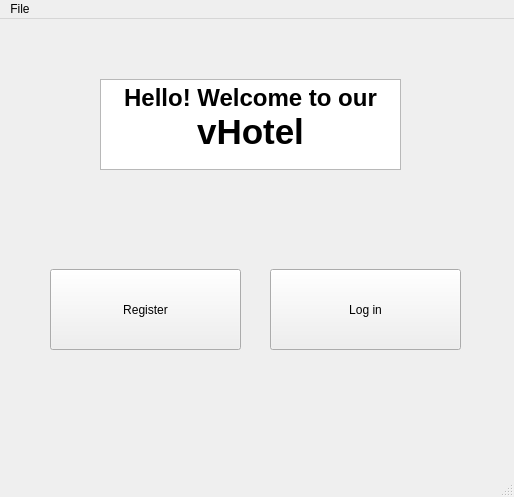
Old version of the form ОП/Final boss/vis_interface/l8.ui in the repository Xassie/bananas.
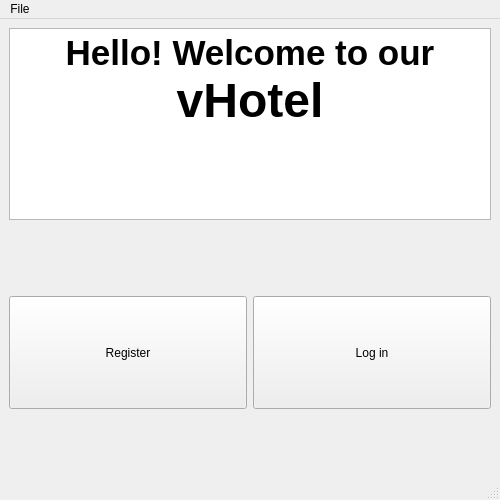
New version of the form.

```diff
--- a/ОП/Final boss/vis_interface/l8.ui
+++ b/ОП/Final boss/vis_interface/l8.ui
@@ -9,8 +9,8 @@
    <rect>
     <x>0</x>
     <y>0</y>
-    <width>514</width>
-    <height>497</height>
+    <width>500</width>
+    <height>500</height>
    </rect>
   </property>
   <property name="windowTitle">
@@ -20,56 +20,96 @@
    <property name="enabled">
     <bool>true</bool>
    </property>
-   <widget class="QTextBrowser" name="textBrowser">
-    <property name="geometry">
-     <rect>
-      <x>100</x>
-      <y>60</y>
-      <width>301</width>
-      <height>91</height>
-     </rect>
-    </property>
-    <property name="html">
-     <string>&lt;!DOCTYPE HTML PUBLIC &quot;-//W3C//DTD HTML 4.0//EN&quot; &quot;http://www.w3.org/TR/REC-html40/strict.dtd&quot;&gt;
+   <layout class="QGridLayout" name="gridLayout">
+    <item row="2" column="2" colspan="2">
+     <widget class="QPushButton" name="Login">
+      <property name="sizePolicy">
+       <sizepolicy hsizetype="Minimum" vsizetype="Expanding">
+        <horstretch>0</horstretch>
+        <verstretch>0</verstretch>
+       </sizepolicy>
+      </property>
+      <property name="sizeIncrement">
+       <size>
+        <width>0</width>
+        <height>0</height>
+       </size>
+      </property>
+      <property name="baseSize">
+       <size>
+        <width>0</width>
+        <height>0</height>
+       </size>
+      </property>
+      <property name="styleSheet">
+       <string notr="true">font: 23pt &quot;Narkisim&quot;;</string>
+      </property>
+      <property name="text">
+       <string>Log in</string>
+      </property>
+     </widget>
+    </item>
+    <item row="2" column="0" colspan="2">
+     <widget class="QPushButton" name="register_2">
+      <property name="sizePolicy">
+       <sizepolicy hsizetype="Minimum" vsizetype="Expanding">
+        <horstretch>0</horstretch>
+        <verstretch>0</verstretch>
+       </sizepolicy>
+      </property>
+      <property name="styleSheet">
+       <string notr="true">font: 23pt &quot;Narkisim&quot;;</string>
+      </property>
+      <property name="text">
+       <string>Register</string>
+      </property>
+     </widget>
+    </item>
+    <item row="1" column="1" colspan="2">
+     <spacer name="verticalSpacer_2">
+      <property name="orientation">
+       <enum>Qt::Vertical</enum>
+      </property>
+      <property name="sizeType">
+       <enum>QSizePolicy::Minimum</enum>
+      </property>
+      <property name="sizeHint" stdset="0">
+       <size>
+        <width>20</width>
+        <height>70</height>
+       </size>
+      </property>
+     </spacer>
+    </item>
+    <item row="3" column="1" colspan="2">
+     <spacer name="verticalSpacer_3">
+      <property name="orientation">
+       <enum>Qt::Vertical</enum>
+      </property>
+      <property name="sizeType">
+       <enum>QSizePolicy::Fixed</enum>
+      </property>
+      <property name="sizeHint" stdset="0">
+       <size>
+        <width>20</width>
+        <height>60</height>
+       </size>
+      </property>
+     </spacer>
+    </item>
+    <item row="0" column="0" colspan="4">
+     <widget class="QTextBrowser" name="WelcomeMessage">
+      <property name="html">
+       <string>&lt;!DOCTYPE HTML PUBLIC &quot;-//W3C//DTD HTML 4.0//EN&quot; &quot;http://www.w3.org/TR/REC-html40/strict.dtd&quot;&gt;
 &lt;html&gt;&lt;head&gt;&lt;meta name=&quot;qrichtext&quot; content=&quot;1&quot; /&gt;&lt;style type=&quot;text/css&quot;&gt;
 p, li { white-space: pre-wrap; }
 &lt;/style&gt;&lt;/head&gt;&lt;body style=&quot; font-family:'MS Shell Dlg 2'; font-size:8.25pt; font-weight:400; font-style:normal;&quot;&gt;
-&lt;p align=&quot;center&quot; style=&quot; margin-top:0px; margin-bottom:0px; margin-left:0px; margin-right:0px; -qt-block-indent:0; text-indent:0px;&quot;&gt;&lt;span style=&quot; font-size:18pt; font-weight:600;&quot;&gt;Hello! Welcome to our&lt;/span&gt;&lt;/p&gt;
-&lt;p align=&quot;center&quot; style=&quot; margin-top:0px; margin-bottom:0px; margin-left:0px; margin-right:0px; -qt-block-indent:0; text-indent:0px;&quot;&gt;&lt;span style=&quot; font-size:26pt; font-weight:600;&quot;&gt;vHotel&lt;/span&gt;&lt;/p&gt;&lt;/body&gt;&lt;/html&gt;</string>
-    </property>
-   </widget>
-   <widget class="QPushButton" name="pushButton">
-    <property name="geometry">
-     <rect>
-      <x>50</x>
-      <y>250</y>
-      <width>191</width>
-      <height>81</height>
-     </rect>
-    </property>
-    <property name="styleSheet">
-     <string notr="true">font: 23pt &quot;Narkisim&quot;;</string>
-    </property>
-    <property name="text">
-     <string>Register</string>
-    </property>
-   </widget>
-   <widget class="QPushButton" name="pushButton_2">
-    <property name="geometry">
-     <rect>
-      <x>270</x>
-      <y>250</y>
-      <width>191</width>
-      <height>81</height>
-     </rect>
-    </property>
-    <property name="styleSheet">
-     <string notr="true">font: 23pt &quot;Narkisim&quot;;</string>
-    </property>
-    <property name="text">
-     <string>Log in</string>
-    </property>
-   </widget>
+&lt;p align=&quot;center&quot; style=&quot; margin-top:0px; margin-bottom:0px; margin-left:0px; margin-right:0px; -qt-block-indent:0; text-indent:0px;&quot;&gt;&lt;span style=&quot; font-size:26pt; font-weight:600;&quot;&gt;Hello! Welcome to our&lt;/span&gt;&lt;/p&gt;
+&lt;p align=&quot;center&quot; style=&quot; margin-top:0px; margin-bottom:0px; margin-left:0px; margin-right:0px; -qt-block-indent:0; text-indent:0px;&quot;&gt;&lt;span style=&quot; font-size:36pt; font-weight:600;&quot;&gt;vHotel&lt;/span&gt;&lt;/p&gt;&lt;/body&gt;&lt;/html&gt;</string>
+      </property>
+     </widget>
+    </item>
+   </layout>
   </widget>
   <widget class="QMenuBar" name="menubar">
    <property name="enabled">
@@ -79,7 +119,7 @@
     <rect>
      <x>0</x>
      <y>0</y>
-     <width>514</width>
+     <width>500</width>
      <height>21</height>
     </rect>
    </property>
```
